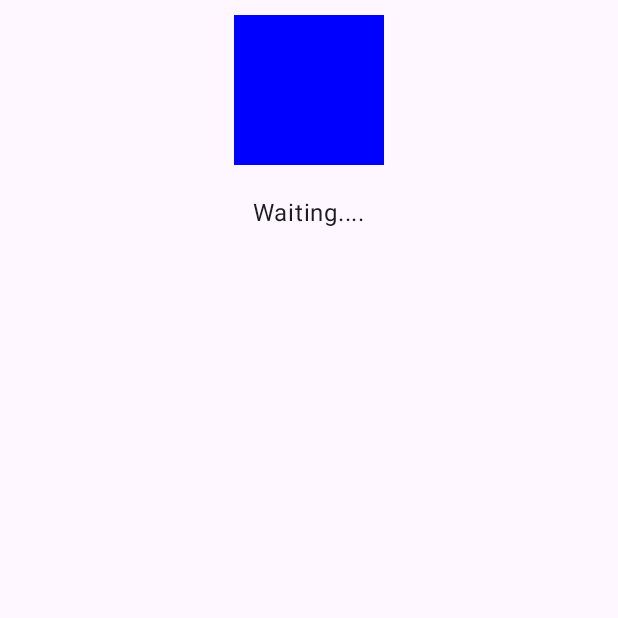
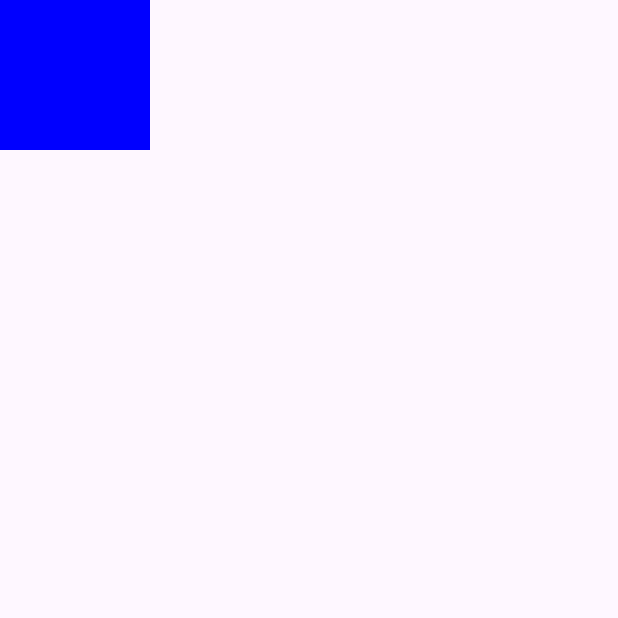
Before and after one commit to ZolotkoVal/GestureDemo, an Android app built with Jetpack Compose: the screen it shows after launch (MainActivity), on a phone screen of 412 x 824 dp, the top half of it. Run offline under Robolectric (Android 15) with nearby library versions, the phone set to English and light mode, and no system bars.

Commit message:
Горизонтальное перетаскивание компонента

```diff
--- a/app/src/main/java/com/example/gesturedemo/Gestures.kt
+++ b/app/src/main/java/com/example/gesturedemo/Gestures.kt
@@ -17,6 +17,22 @@ import androidx.compose.runtime.*
 import androidx.compose.ui.Modifier
 import androidx.compose.ui.graphics.Color
 import androidx.compose.ui.unit.dp
+import androidx.compose.ui.unit.IntOffset
+import androidx.compose.foundation.layout.offset
+import androidx.compose.foundation.gestures.Orientation
+import androidx.compose.foundation.gestures.draggable
+import androidx.compose.foundation.gestures.rememberDraggableState
+import kotlin.math.roundToInt
+
+@Composable
+fun DragDemo(modifier: Modifier = Modifier) {
+ Box(modifier.fillMaxSize()) {
+  var xOffset by remember { mutableStateOf(0f) }
+  Box(Modifier.offset { IntOffset(xOffset.roundToInt(), 0) }.size(100.dp).background(Color.Blue)
+   .draggable(orientation = Orientation.Horizontal,
+    state = rememberDraggableState { distance -> xOffset += distance }))
+ }
+}
 
 @Composable
 fun ClickDemo(modifier: Modifier = Modifier) {
--- a/app/src/main/java/com/example/gesturedemo/MainActivity.kt
+++ b/app/src/main/java/com/example/gesturedemo/MainActivity.kt
@@ -19,7 +19,7 @@ class MainActivity : ComponentActivity() {
 
 @Composable
 fun MainScreen(modifier: Modifier = Modifier) {
- TapPressDemo(modifier)
+ DragDemo(modifier)
 }
 
 @Preview(showBackground = true)
```
Also changed, not shown: 1 other file.
